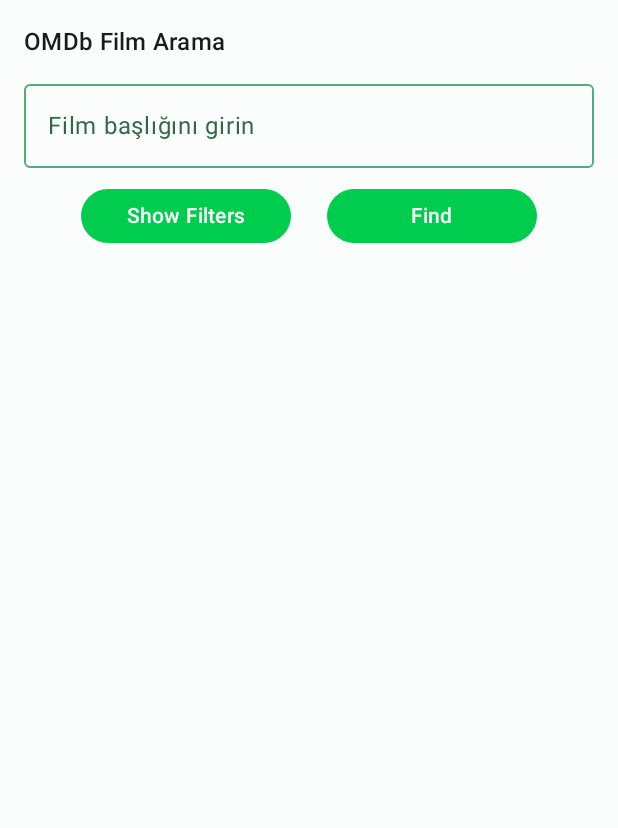
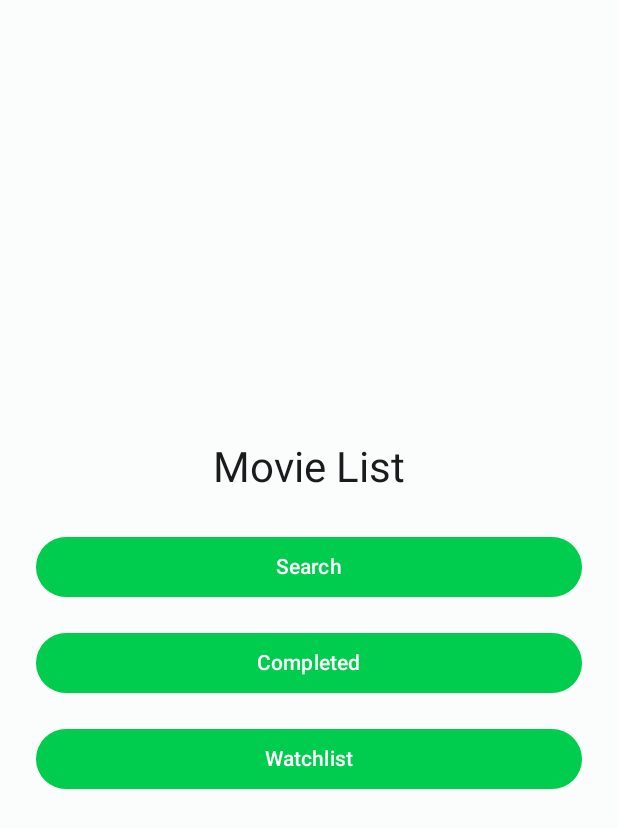
Before and after one commit to mcansensoy/Movie_List, an Android app built with Jetpack Compose: the screen it shows after launch (MainActivity), on a phone screen of 412 x 824 dp. Shown: the top 828 px of the screen. Run offline under Robolectric (Android 15) with nearby library versions, the phone set to English and light mode, and no system bars; our stand-ins replace Dagger/Hilt's generated code.

Commit message:
Main Menu and Navigation

```diff
--- a/app/src/main/java/com/example/omdb/MainActivity.kt
+++ b/app/src/main/java/com/example/omdb/MainActivity.kt
@@ -4,12 +4,18 @@ import android.os.Bundle
 import androidx.activity.ComponentActivity
 import androidx.activity.compose.setContent
 import androidx.compose.foundation.layout.fillMaxSize
-import androidx.compose.material3.MaterialTheme
-import androidx.compose.material3.Surface
+import androidx.compose.material3.*
+import androidx.compose.runtime.Composable
 import androidx.compose.ui.Modifier
 import dagger.hilt.android.AndroidEntryPoint
 import com.example.omdb.ui.MovieSearchScreen
 import com.example.omdb.ui.theme.OmdbTheme
+//import androidx.compose.ui.Modifier
+import androidx.compose.foundation.layout.fillMaxSize
+import androidx.navigation.compose.NavHost
+import androidx.navigation.compose.composable
+import androidx.navigation.compose.rememberNavController
+import com.example.omdb.ui.*
 
 // @AndroidEntryPoint: Hilt injection'ı Activity seviyesinde açar.
 // Bu sayede Composable içinde `hiltViewModel()` kullanabiliriz.
@@ -23,7 +29,25 @@ class MainActivity : ComponentActivity() {
                     modifier = Modifier.fillMaxSize(),
                     color = MaterialTheme.colorScheme.background
                 ) {
-                    MovieSearchScreen()
+                    val navController = rememberNavController()
+
+                    NavHost(
+                        navController = navController,
+                        startDestination = NavRoutes.Menu.route
+                    ) {
+                        composable(NavRoutes.Menu.route) {
+                            MainMenuScreen(navController)
+                        }
+                        composable(NavRoutes.Search.route) {
+                            MovieSearchScreenWithAppBar(navController)
+                        }
+                        composable(NavRoutes.Completed.route) {
+                            CompletedScreen(navController)
+                        }
+                        composable(NavRoutes.Watchlist.route) {
+                            PlaceholderScreen("Watchlist (yakında)")
+                        }
+                    }
                 }
             }
         }
--- /dev/null
+++ b/app/src/main/java/com/example/omdb/ui/MainMenuScreen.kt
@@ -0,0 +1,49 @@
+package com.example.omdb.ui
+
+import androidx.compose.foundation.layout.*
+import androidx.compose.material3.*
+import androidx.compose.runtime.Composable
+import androidx.compose.ui.Alignment
+import androidx.compose.ui.Modifier
+import androidx.compose.ui.unit.dp
+import androidx.navigation.NavController
+
+@Composable
+fun MainMenuScreen(navController: NavController) {
+    Column(
+        modifier = Modifier
+            .fillMaxSize()
+            .padding(24.dp),
+        verticalArrangement = Arrangement.Center,
+        horizontalAlignment = Alignment.CenterHorizontally
+    ) {
+        Text("Movie List", style = MaterialTheme.typography.headlineMedium)
+
+        Spacer(Modifier.height(24.dp))
+
+        Button(
+            onClick = { navController.navigate(NavRoutes.Search.route) },
+            modifier = Modifier.fillMaxWidth()
+        ) {
+            Text("Search")
+        }
+
+        Spacer(Modifier.height(16.dp))
+
+        Button(
+            onClick = { navController.navigate(NavRoutes.Completed.route) },
+            modifier = Modifier.fillMaxWidth()
+        ) {
+            Text("Completed")
+        }
+
+        Spacer(Modifier.height(16.dp))
+
+        Button(
+            onClick = { navController.navigate(NavRoutes.Watchlist.route) },
+            modifier = Modifier.fillMaxWidth()
+        ) {
+            Text("Watchlist")
+        }
+    }
+}
--- /dev/null
+++ b/app/src/main/java/com/example/omdb/ui/NavRoutes.kt
@@ -0,0 +1,8 @@
+package com.example.omdb.ui
+
+sealed class NavRoutes(val route: String) {
+    object Menu : NavRoutes("menu")
+    object Search : NavRoutes("search")
+    object Completed : NavRoutes("completed")
+    object Watchlist : NavRoutes("watchlist")
+}
```
Also changed, not shown: app/build.gradle.kts (+10 -0 lines), app/src/main/java/com/example/omdb/ui/CompletedScreen.kt (added, +43 -0 lines), app/src/main/java/com/example/omdb/ui/MovieSearchScreen.kt (+28 -6 lines), app/src/main/java/com/example/omdb/ui/PlaceholderScreen.kt (added, +17 -0 lines).
